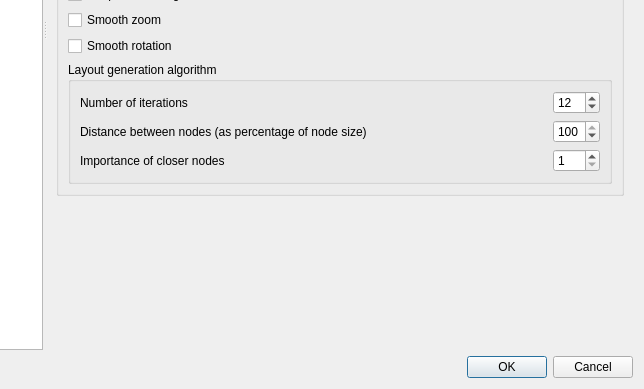
Old version of the form spinetoolbox/ui/settings.ui in the repository spine-tools/Spine-Toolbox; both pictures show x 139 to 783 and y 303 to 692 of the 783 by 692 pixel window.
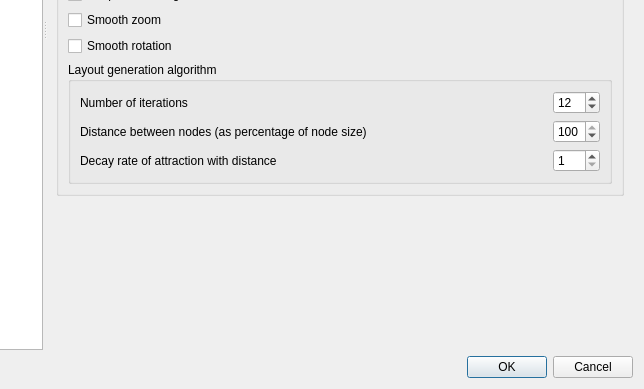
New version of the form. The open tabs and pages were chosen to show the change. Icons and pictures are not drawn. Custom widgets are drawn as their Qt base class.

```diff
--- a/spinetoolbox/ui/settings.ui
+++ b/spinetoolbox/ui/settings.ui
@@ -1186,7 +1186,7 @@
               <item row="3" column="0">
                <widget class="QLabel" name="label_16">
                 <property name="text">
-                 <string>Importance of closer nodes</string>
+                 <string>Decay rate of attraction with distance</string>
                 </property>
                </widget>
               </item>
```
Left out of the diff: 14 changed lines with no effect on the pictures.
